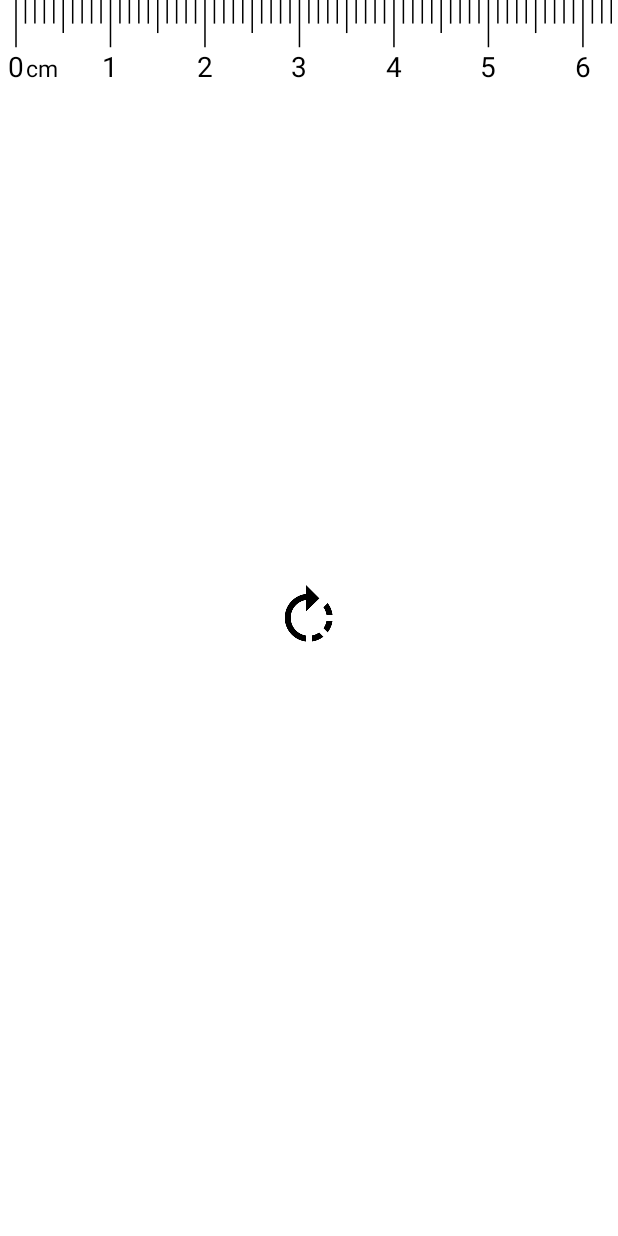
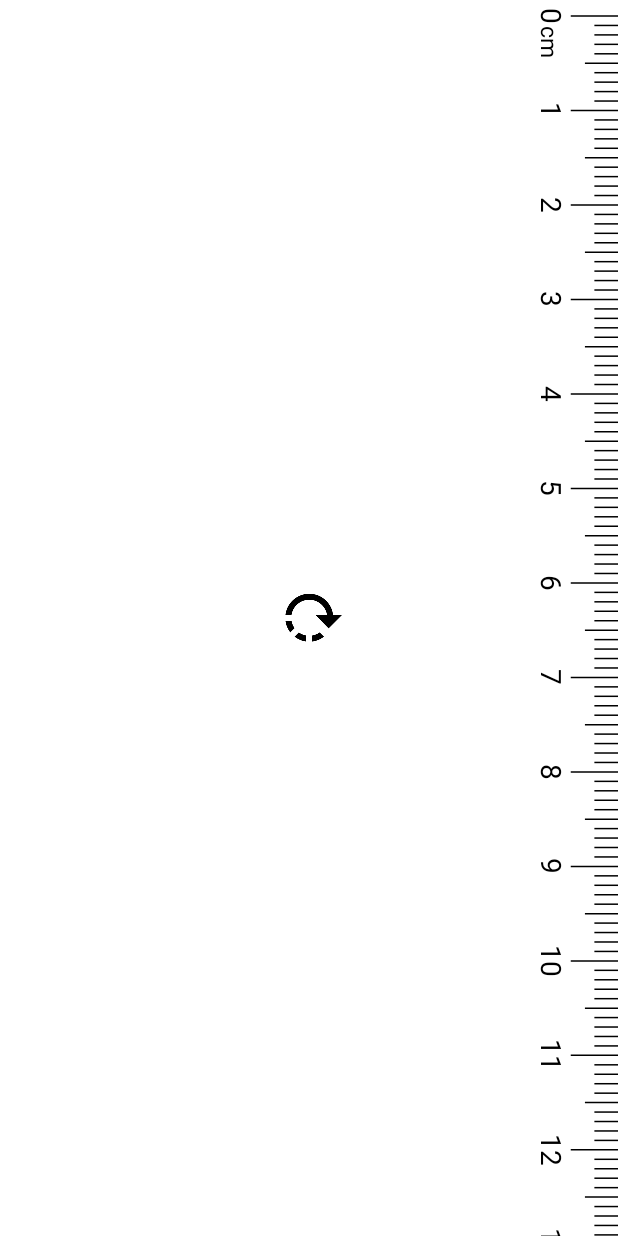
Before and after one commit to haogev6/android-ruler, an Android app: the screen it shows after launch (MainActivity), after a tap on an icon or button, on a phone screen of 412 x 824 dp. Run offline under Robolectric (Android 15) with nearby library versions, the phone set to English and light mode, and no system bars.

Commit message:
update rulerview function

```diff
--- a/AndroidRuler/app/src/main/java/cn/bit/hao/android/ruler/MainActivity.java
+++ b/AndroidRuler/app/src/main/java/cn/bit/hao/android/ruler/MainActivity.java
@@ -1,7 +1,7 @@
 package cn.bit.hao.android.ruler;
 
+import android.os.Bundle;
 import android.support.v7.app.AppCompatActivity;
-import android.os.Bundle;
 import android.view.View;
 import android.widget.ImageView;
 
@@ -28,17 +28,19 @@ public class MainActivity extends AppCompatActivity {
 	}
 
 	private void initView() {
-		rotateIcon.setImageResource(rulerView.isOrientationVertical() ?
-				R.drawable.ic_rotate_left_black_48dp : R.drawable.ic_rotate_right_black_48dp);
+//		rotateIcon.setImageResource(rulerView.isOrientationVertical() ?
+//				R.drawable.ic_rotate_left_black_48dp : R.drawable.ic_rotate_right_black_48dp);
 	}
 
 	private void setListener() {
 		rotateIcon.setOnClickListener(new View.OnClickListener() {
 			@Override
 			public void onClick(View v) {
-				rulerView.setOrientationVertical(!rulerView.isOrientationVertical());
-				rotateIcon.setImageResource(rulerView.isOrientationVertical() ?
-						R.drawable.ic_rotate_left_black_48dp : R.drawable.ic_rotate_right_black_48dp);
+				rulerView.setRotateDegree(rulerView.getRotateDegree() + 90);
+				rotateIcon.setRotation(rulerView.getRotateDegree());
+//				rulerView.setOrientationVertical(!rulerView.isOrientationVertical());
+//				rotateIcon.setImageResource(rulerView.isOrientationVertical() ?
+//						R.drawable.ic_rotate_left_black_48dp : R.drawable.ic_rotate_right_black_48dp);
 			}
 		});
 	}
--- a/AndroidRuler/app/src/main/java/cn/bit/hao/android/ruler/RulerView.java
+++ b/AndroidRuler/app/src/main/java/cn/bit/hao/android/ruler/RulerView.java
@@ -11,6 +11,7 @@ import android.os.Parcelable;
 import android.text.TextPaint;
 import android.util.AttributeSet;
 import android.util.DisplayMetrics;
+import android.util.Log;
 import android.util.TypedValue;
 import android.view.View;
 
@@ -38,7 +39,6 @@ public class RulerView extends View {
 	private int mTextColor = Color.BLACK;
 	private boolean mShowCentimeter = true;
 	private boolean mShowInch = true;
-	private boolean mOrientationVertical = true;
 	private float oneMillimeter = 1;
 	private float oneInch = 1;
 	private TextPaint mTextPaint;
@@ -46,6 +46,7 @@ public class RulerView extends View {
 	private Paint mLinePaint;
 	private float mTextHeight;
 	private float zeroShift = 0;
+	private int mRotateDegree = 0;
 
 	public RulerView(Context context) {
 		super(context);
@@ -62,12 +63,15 @@ public class RulerView extends View {
 		init(attrs, defStyle);
 	}
 
-	public boolean isOrientationVertical() {
-		return mOrientationVertical;
+	public int getRotateDegree() {
+		return mRotateDegree;
 	}
 
-	public void setOrientationVertical(boolean vertical) {
-		mOrientationVertical = vertical;
+	public void setRotateDegree(int rotateDegree) {
+		if (this.mRotateDegree == rotateDegree % 360) {
+			return;
+		}
+		this.mRotateDegree = rotateDegree % 360;
 		initUnitLength();
 		invalidate();
 	}
@@ -75,6 +79,7 @@ public class RulerView extends View {
 	@Override
 	protected void onConfigurationChanged(Configuration newConfig) {
 		super.onConfigurationChanged(newConfig);
+		Log.i(TAG, newConfig.orientation == Configuration.ORIENTATION_LANDSCAPE ? "landscape" : "portrait");
 	}
 
 	@Override
@@ -86,14 +91,14 @@ public class RulerView extends View {
 		SavedState savedState = (SavedState) state;
 		super.onRestoreInstanceState(savedState.getSuperState());
 
-		mOrientationVertical = savedState.orientationVertical;
+		this.mRotateDegree = savedState.rotateDegree;
 		invalidate();
 	}
 
 	@Override
 	protected Parcelable onSaveInstanceState() {
 		SavedState savedState = new SavedState(super.onSaveInstanceState());
-		savedState.orientationVertical = mOrientationVertical;
+		savedState.rotateDegree = this.mRotateDegree;
 		return savedState;
 	}
 
@@ -104,7 +109,7 @@ public class RulerView extends View {
 
 		mShowCentimeter = a.getBoolean(R.styleable.RulerView_centimeter, mShowCentimeter);
 		mShowInch = a.getBoolean(R.styleable.RulerView_inch, mShowInch);
-		mOrientationVertical = a.getBoolean(R.styleable.RulerView_vertical, mOrientationVertical);
+		mRotateDegree = a.getInt(R.styleable.RulerView_rotate_degree, mRotateDegree) % 360;
 
 		a.recycle();
 
@@ -122,6 +127,7 @@ public class RulerView extends View {
 		mLinePaint.setStrokeWidth(TypedValue.applyDimension(TypedValue.COMPLEX_UNIT_DIP, 1, displayMetrics));
 		mLinePaint.setColor(mTextColor);
 		mLinePaint.setStyle(Paint.Style.STROKE);
+		mLinePaint.setStrokeCap(Paint.Cap.BUTT);
 
 		initUnitLength();
 	}
@@ -130,10 +136,10 @@ public class RulerView extends View {
 		final Configuration configuration = getResources().getConfiguration();
 		final DisplayMetrics displayMetrics = getResources().getDisplayMetrics();
 		if (configuration.orientation == Configuration.ORIENTATION_PORTRAIT) {
-			oneInch = mOrientationVertical ? displayMetrics.ydpi
+			oneInch = mRotateDegree % 180 == 0 ? displayMetrics.ydpi
 					: TypedValue.applyDimension(TypedValue.COMPLEX_UNIT_IN, 1, displayMetrics);
 		} else if (configuration.orientation == Configuration.ORIENTATION_LANDSCAPE) {
-			oneInch = mOrientationVertical ? TypedValue.applyDimension(TypedValue.COMPLEX_UNIT_IN, 1, displayMetrics)
+			oneInch = mRotateDegree % 180 == 0 ? TypedValue.applyDimension(TypedValue.COMPLEX_UNIT_IN, 1, displayMetrics)
 					: displayMetrics.ydpi;
 		}
 		oneMillimeter = oneInch * (1.0f / 25.4f);
@@ -174,13 +180,11 @@ public class RulerView extends View {
 		int contentWidth = getWidth() - paddingLeft - paddingRight;
 		int contentHeight = getHeight() - paddingTop - paddingBottom;
 
-		int contentLength = contentHeight;
-		int saveCount = 0;
-		if (mOrientationVertical) {
-			saveCount = canvas.save();
-			canvas.rotate(90, getWidth() / 2, getWidth() / 2);
-		} else {
-			contentLength = contentWidth;
+		int contentLength = mRotateDegree % 180 == 90 ? contentHeight : contentWidth;
+		int saveCount = canvas.save();
+		canvas.rotate(mRotateDegree, (float) getWidth() / 2, (float) getHeight() / 2);
+		if (mRotateDegree % 180 == 90) {
+			canvas.translate((float) (contentWidth - contentHeight) / 2, (float) (contentHeight - contentWidth) / 2);
 		}
 
 		int scale = 0;
@@ -203,9 +207,7 @@ public class RulerView extends View {
 			scaleShiftLength = oneMillimeter * scale;
 		}
 
-		if (mOrientationVertical) {
-			canvas.restoreToCount(saveCount);
-		}
+		canvas.restoreToCount(saveCount);
 	}
 
 	public static class SavedState extends BaseSavedState {
@@ -219,7 +221,7 @@ public class RulerView extends View {
 				return new SavedState[size];
 			}
 		};
-		public boolean orientationVertical;
+		public int rotateDegree;
 
 		public SavedState(Parcelable superState) {
 			super(superState);
@@ -227,18 +229,18 @@ public class RulerView extends View {
 
 		private SavedState(Parcel in) {
 			super(in);
-			orientationVertical = (in.readInt() != 0);
+			rotateDegree = in.readInt();
 		}
 
 		@Override
 		public void writeToParcel(Parcel out, int flags) {
 			super.writeToParcel(out, flags);
-			out.writeInt(orientationVertical ? 1 : 0);
+			out.writeInt(rotateDegree);
 		}
 
 		@Override
 		public String toString() {
-			return "RulerView.SavedState{orientationVertical" + orientationVertical + "}";
+			return "RulerView.SavedState{mRotateDegree" + rotateDegree + "}";
 		}
 	}
 }
--- a/AndroidRuler/app/src/main/res/layout/activity_main.xml
+++ b/AndroidRuler/app/src/main/res/layout/activity_main.xml
@@ -9,7 +9,7 @@
 		android:id="@+id/ruler_view"
 		android:layout_width="match_parent"
 		android:layout_height="match_parent"
-		ruler:vertical="true" />
+		ruler:rotate_degree="0" />
 
 	<ImageView
 		android:id="@+id/rotate"
```
Also changed, not shown: AndroidRuler/app/src/main/res/values/attrs_ruler_view.xml (+5 -5 lines).
